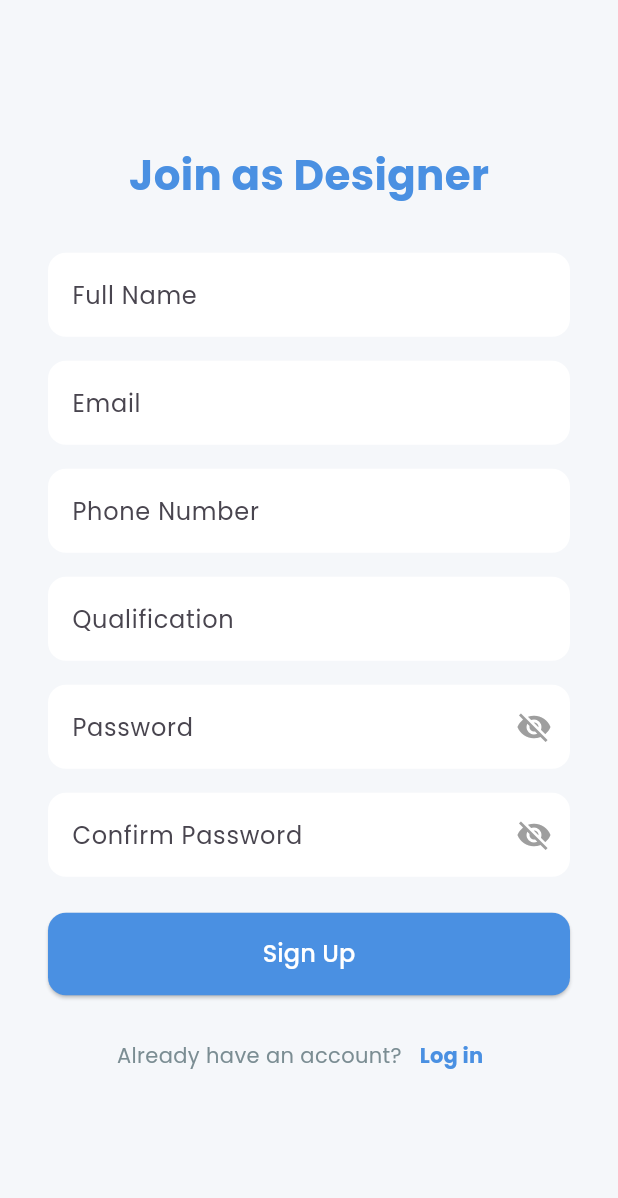
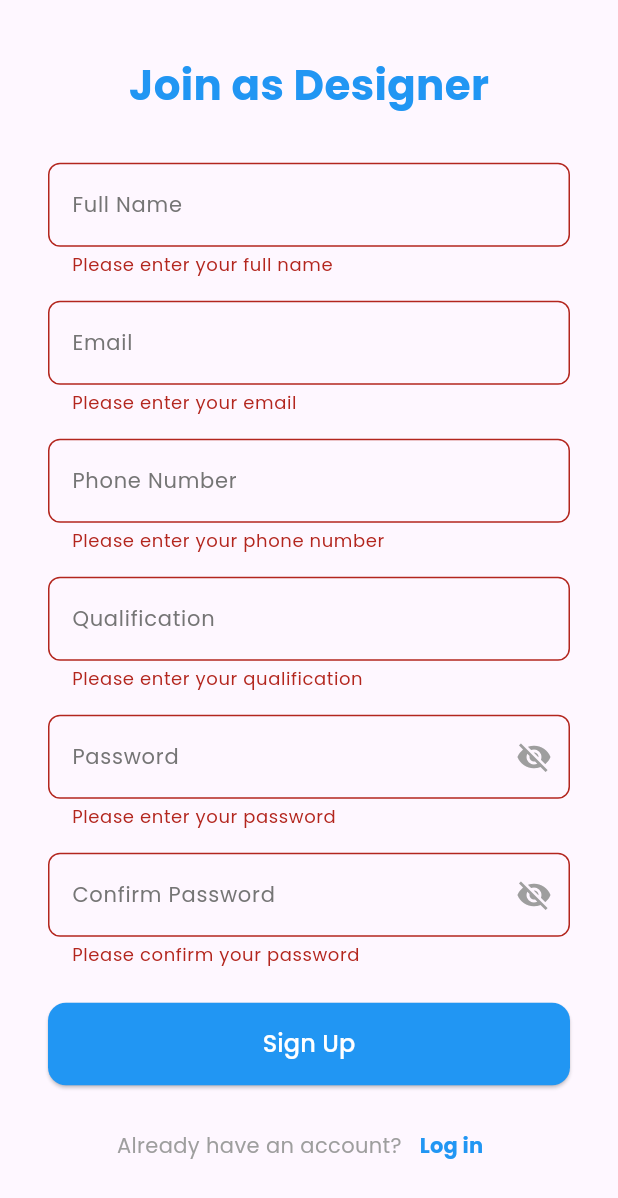
Before and after one commit to nandanaraju45/design-hub, a Flutter app: the DesignerSignupScreen screen opened directly, after a tap on "Sign Up", on a phone screen of 412 x 824 dp. Shown: the top 1198 px of the screen. Run offline on Flutter 3.47's test engine with Material 3 defaults, Android fonts, the phone set to English and light mode, and no system bars; our stand-ins replace google_fonts.

Commit message:
minor ui improve

```diff
--- /dev/null
+++ b/lib/helpers/validators.dart
@@ -0,0 +1,18 @@
+class Validators {
+  bool isValidEmail(String email) {
+    final emailRegex = RegExp(r'^[\w-\.]+@([\w-]+\.)+[\w-]{2,4}$');
+    return emailRegex.hasMatch(email);
+  }
+
+  bool isStrongPassword(String password) {
+    final passwordRegex = RegExp(
+      r'^(?=.*[A-Za-z])(?=.*\d)(?=.*[@$!%*?&])[A-Za-z\d@$!%*?&]{8,}$',
+    );
+    return passwordRegex.hasMatch(password);
+  }
+
+  bool isValidPhoneNumber(String value) {
+    // Ensure it has exactly 10 digits and is a number
+    return RegExp(r'^\d{10}$').hasMatch(value);
+  }
+}
--- a/lib/screens/designer_signup_screen.dart
+++ b/lib/screens/designer_signup_screen.dart
@@ -1,5 +1,6 @@
+import 'package:design_hub/helpers/validators.dart';
+import 'package:design_hub/widgets/form_text_field.dart';
 import 'package:flutter/material.dart';
-import 'package:design_hub/theme/colors.dart';
 
 class DesignerSignupScreen extends StatefulWidget {
   const DesignerSignupScreen({super.key});
@@ -9,6 +10,8 @@ class DesignerSignupScreen extends StatefulWidget {
 }
 
 class _DesignerSignupScreenState extends State<DesignerSignupScreen> {
+  final _formKey = GlobalKey<FormState>();
+
   final TextEditingController nameController = TextEditingController();
   final TextEditingController emailController = TextEditingController();
   final TextEditingController phoneController = TextEditingController();
@@ -16,181 +19,172 @@ class _DesignerSignupScreenState extends State<DesignerSignupScreen> {
   final TextEditingController passwordController = TextEditingController();
   final TextEditingController confirmPasswordController = TextEditingController();
 
-  bool _obscurePassword = true;
-  bool _obscureConfirmPassword = true;
+  final validators = Validators();
 
   @override
   Widget build(BuildContext context) {
     return Scaffold(
-      backgroundColor: backgroundColor,
-      body: Center(
+      body: SafeArea(
+        child: Center(
           child: SingleChildScrollView(
             padding: const EdgeInsets.symmetric(horizontal: 32.0),
+            child: Form(
+              key: _formKey,
               child: Column(
                 mainAxisSize: MainAxisSize.min,
                 children: [
-              Text(
+                  const Text(
                     'Join as Designer',
                     style: TextStyle(
                       fontSize: 28,
                       fontWeight: FontWeight.bold,
-                  color: primaryColor,
+                      color: Colors.blue,
                     ),
                   ),
-              SizedBox(height: 32.0),
+                  const SizedBox(height: 32.0),
 
                   // Full Name
-              TextField(
+                  FormTextField(
+                    textInputType: TextInputType.name,
+                    textCapitalization: TextCapitalization.words,
                     controller: nameController,
-                decoration: InputDecoration(
-                  labelText: 'Full Name',
-                  filled: true,
-                  fillColor: whiteColor,
-                  border: OutlineInputBorder(
-                    borderRadius: BorderRadius.circular(12),
-                    borderSide: BorderSide.none,
+                    label: 'Full Name',
+                    validator: (value) {
+                      if (value == null || value.isEmpty) {
+                        return 'Please enter your full name';
+                      }
+                      return null;
+                    },
                   ),
-                ),
-              ),
-              SizedBox(height: 16.0),
+                  const SizedBox(height: 16.0),
 
                   // Email
-              TextField(
+                  FormTextField(
                     controller: emailController,
-                decoration: InputDecoration(
-                  labelText: 'Email',
-                  filled: true,
-                  fillColor: whiteColor,
-                  border: OutlineInputBorder(
-                    borderRadius: BorderRadius.circular(12),
-                    borderSide: BorderSide.none,
+                    label: 'Email',
+                    textInputType: TextInputType.emailAddress,
+                    textCapitalization: TextCapitalization.none,
+                    validator: (value) {
+                      if (value == null || value.isEmpty) {
+                        return 'Please enter your email';
+                      }
+                      if (!validators.isValidEmail(value)) {
+                        return 'Please enter a valid email';
+                      }
+                      return null;
+                    },
                   ),
-                ),
-                keyboardType: TextInputType.emailAddress,
-              ),
-              SizedBox(height: 16.0),
+                  const SizedBox(height: 16.0),
 
                   // Phone Number
-              TextField(
+                  FormTextField(
+                    textCapitalization: TextCapitalization.none,
                     controller: phoneController,
-                decoration: InputDecoration(
-                  labelText: 'Phone Number',
-                  filled: true,
-                  fillColor: whiteColor,
-                  border: OutlineInputBorder(
-                    borderRadius: BorderRadius.circular(12),
-                    borderSide: BorderSide.none,
+                    label: 'Phone Number',
+                    textInputType: TextInputType.phone,
+                    validator: (value) {
+                      if (value == null || value.isEmpty) {
+                        return 'Please enter your phone number';
+                      }
+                      if (validators.isValidPhoneNumber(value)) {
+                        return 'Please enter a valid phone number';
+                      }
+                      return null;
+                    },
                   ),
-                ),
-                keyboardType: TextInputType.phone,
-              ),
-              SizedBox(height: 16.0),
+                  const SizedBox(height: 16.0),
 
                   // Qualification
-              TextField(
+                  FormTextField(
+                    textCapitalization: TextCapitalization.words,
+                    textInputType: TextInputType.name,
                     controller: qualificationController,
-                decoration: InputDecoration(
-                  labelText: 'Qualification',
-                  filled: true,
-                  fillColor: whiteColor,
-                  border: OutlineInputBorder(
-                    borderRadius: BorderRadius.circular(12),
-                    borderSide: BorderSide.none,
+                    label: 'Qualification',
+                    validator: (value) {
+                      if (value == null || value.isEmpty) {
+                        return 'Please enter your qualification';
+                      }
+                      return null;
+                    },
                   ),
-                ),
-              ),
-              SizedBox(height: 16.0),
+                  const SizedBox(height: 16.0),
 
                   // Password
-              TextField(
+                  FormTextField(
                     controller: passwordController,
-                obscureText: _obscurePassword,
-                decoration: InputDecoration(
-                  labelText: 'Password',
-                  filled: true,
-                  fillColor: whiteColor,
-                  border: OutlineInputBorder(
-                    borderRadius: BorderRadius.circular(12),
-                    borderSide: BorderSide.none,
-                  ),
-                  suffixIcon: IconButton(
-                    icon: Icon(
-                      _obscurePassword ? Icons.visibility_off : Icons.visibility,
-                      color: Colors.grey,
-                    ),
-                    onPressed: () {
-                      setState(() {
-                        _obscurePassword = !_obscurePassword;
-                      });
+                    label: 'Password',
+                    textInputType: TextInputType.visiblePassword,
+                    textCapitalization: TextCapitalization.none,
+                    isPassword: true,
+                    validator: (value) {
+                      if (value == null || value.isEmpty) {
+                        return 'Please enter your password';
+                      }
+                      if (!validators.isStrongPassword(value)) {
+                        return 'Password must be strong';
+                      }
+                      return null;
                     },
                   ),
-                ),
-              ),
-              SizedBox(height: 16.0),
+                  const SizedBox(height: 16.0),
 
                   // Confirm Password
-              TextField(
+                  FormTextField(
                     controller: confirmPasswordController,
-                obscureText: _obscureConfirmPassword,
-                decoration: InputDecoration(
-                  labelText: 'Confirm Password',
-                  filled: true,
-                  fillColor: whiteColor,
-                  border: OutlineInputBorder(
-                    borderRadius: BorderRadius.circular(12),
-                    borderSide: BorderSide.none,
-                  ),
-                  suffixIcon: IconButton(
-                    icon: Icon(
-                      _obscureConfirmPassword ? Icons.visibility_off : Icons.visibility,
-                      color: Colors.grey,
-                    ),
-                    onPressed: () {
-                      setState(() {
-                        _obscureConfirmPassword = !_obscureConfirmPassword;
-                      });
+                    label: 'Confirm Password',
+                    textInputType: TextInputType.visiblePassword,
+                    textCapitalization: TextCapitalization.none,
+                    isPassword: true,
+                    validator: (value) {
+                      if (value == null || value.isEmpty) {
+                        return 'Please confirm your password';
+                      }
+                      if (value != passwordController.text) {
+                        return 'Passwords do not match';
+                      }
+                      return null;
                     },
                   ),
-                ),
-              ),
-              SizedBox(height: 24.0),
+                  const SizedBox(height: 24.0),
 
                   // Sign Up Button
                   SizedBox(
                     width: double.infinity,
                     child: ElevatedButton(
                       onPressed: () {
-                    // Sign up action (to be implemented)
+                        if (_formKey.currentState!.validate()) {
+                          // Valid form, proceed with sign up
+                        }
                       },
                       style: ElevatedButton.styleFrom(
-                    backgroundColor: primaryColor,
+                        backgroundColor: Colors.blue,
                         foregroundColor: Colors.white,
-                    padding: EdgeInsets.symmetric(vertical: 16),
+                        padding: const EdgeInsets.symmetric(vertical: 16),
                         shape: RoundedRectangleBorder(
                           borderRadius: BorderRadius.circular(12),
                         ),
                       ),
-                  child: Text('Sign Up', style: TextStyle(fontSize: 16)),
+                      child: const Text('Sign Up', style: TextStyle(fontSize: 16)),
                     ),
                   ),
-              SizedBox(height: 16.0),
+                  const SizedBox(height: 16.0),
 
                   // Already have an account?
                   Row(
                     mainAxisAlignment: MainAxisAlignment.center,
                     children: [
-                  Text(
+                      const Text(
                         "Already have an account?",
-                    style: TextStyle(color: accentColor),
+                        style: TextStyle(color: Colors.grey),
                       ),
                       TextButton(
                         onPressed: () {
-                      Navigator.pop(context); // Navigate to login
+                          Navigator.pop(context); // Navigate back to login
                         },
-                    child: Text(
+                        child: const Text(
                           'Log in',
                           style: TextStyle(
-                        color: primaryColor,
+                            color: Colors.blue,
                             fontWeight: FontWeight.bold,
                           ),
                         ),
@@ -201,6 +195,8 @@ class _DesignerSignupScreenState extends State<DesignerSignupScreen> {
               ),
             ),
           ),
+        ),
+      ),
     );
   }
 }
--- a/lib/theme/colors.dart
+++ /dev/null
@@ -1,7 +0,0 @@
-// Define a modern color scheme
-    import 'package:flutter/material.dart';
-
-final backgroundColor = Color(0xFFF5F7FA);
-    final primaryColor = Color(0xFF4A90E2);
-    final accentColor = Color(0xFF7B8D93);
-    final whiteColor = Colors.white;
--- /dev/null
+++ b/lib/widgets/form_text_field.dart
@@ -0,0 +1,64 @@
+import 'package:flutter/material.dart';
+
+class FormTextField extends StatefulWidget {
+  final TextEditingController controller;
+  final String label;
+  final TextInputType textInputType;
+  final TextCapitalization textCapitalization;
+  final String? Function(String?) validator;
+  final bool isPassword; // <-- NEW
+
+  const FormTextField({
+    super.key,
+    required this.controller,
+    required this.label,
+    required this.textInputType,
+    required this.textCapitalization,
+    required this.validator,
+    this.isPassword = false, // <-- NEW default
+  });
+
+  @override
+  State<FormTextField> createState() => _FormTextFieldState();
+}
+
+class _FormTextFieldState extends State<FormTextField> {
+  bool _obscureText = true; // <-- For password toggle
+
+  @override
+  Widget build(BuildContext context) {
+    return TextFormField(
+      controller: widget.controller,
+      obscureText: widget.isPassword ? _obscureText : false, // Only obscure if isPassword
+      decoration: InputDecoration(
+        labelStyle: TextStyle(fontSize: 14, color: Colors.grey[600]),
+        floatingLabelStyle: const TextStyle(color: Colors.blue),
+        labelText: widget.label,
+        focusedBorder: OutlineInputBorder(
+          borderRadius: BorderRadius.circular(8),
+          borderSide: const BorderSide(color: Colors.blue, width: 2),
+        ),
+        border: OutlineInputBorder(
+          borderRadius: BorderRadius.circular(8),
+          borderSide: const BorderSide(color: Colors.grey),
+        ),
+        suffixIcon: widget.isPassword
+            ? IconButton(
+                icon: Icon(
+                  _obscureText ? Icons.visibility_off : Icons.visibility,
+                  color: Colors.grey,
+                ),
+                onPressed: () {
+                  setState(() {
+                    _obscureText = !_obscureText;
+                  });
+                },
+              )
+            : null,
+      ),
+      keyboardType: widget.textInputType,
+      textCapitalization: widget.textCapitalization,
+      validator: (value) => widget.validator(value),
+    );
+  }
+}
```
Also changed, not shown: lib/screens/customer_signup_screen.dart (+94 -98 lines), lib/screens/login_screen.dart (+62 -61 lines), lib/widgets/customer_or_designer_popup.dart (+26 -17 lines), 125 other files. Lines whose indentation alone changed are shown as unchanged.
